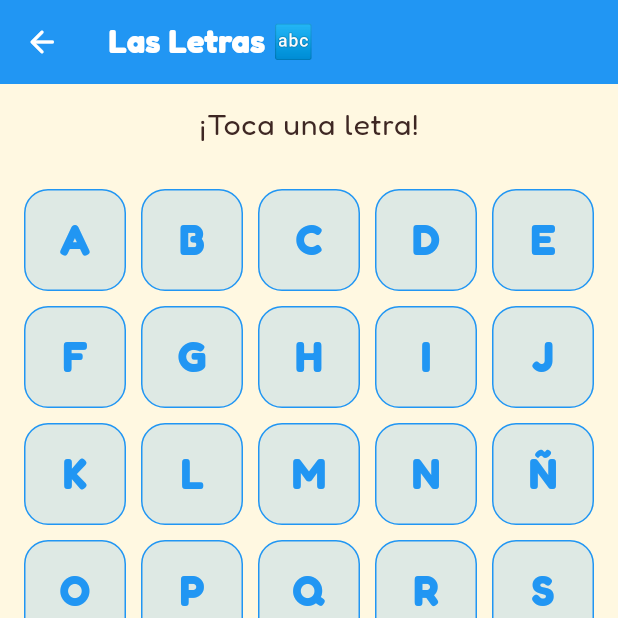
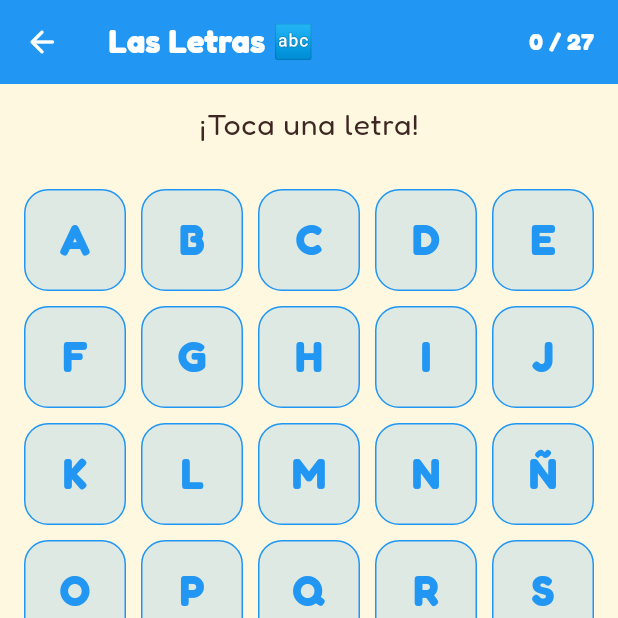
Before and after one commit to Jorgeasen/Leopolis, a Flutter app: the LettersScreen screen opened by its route, on a phone screen of 412 x 824 dp, the top half of it. Run offline on Flutter 3.47's test engine with Material 3 defaults, Android fonts, the phone set to English and light mode, and no system bars; our stand-ins replace audioplayers, firebase_core, flutter_riverpod, flutter_tts, go_router, google_fonts and 2 more; accounts and stored records are empty; generated files the repository leaves out were written again.

Commit message:
feat: [#4] lettersProgressProvider + indicador de progreso en grid (#29)
- Creado LettersProgressNotifier (AsyncNotifier) con persistencia en Isar
- markCompleted() actualiza Isar y notifica estado reactivamente
- Grid de letras muestra check verde en letras completadas
- Contador 'X / 27' en AppBar
- Excluido firebase_options.dart de análisis (Firebase pendiente de issue #17)
- Corregidos warnings en test existente

Closes #4

Co-authored-by: Claude Sonnet 4.6 <noreply@anthropic.com>

```diff
--- a/analysis_options.yaml
+++ b/analysis_options.yaml
@@ -6,6 +6,7 @@ analyzer:
   exclude:
     - "**/*.g.dart"
     - "**/*.freezed.dart"
+    - "lib/firebase_options.dart"
   errors:
     invalid_annotation_target: ignore
 
--- a/lib/features/letters/presentation/letters_screen.dart
+++ b/lib/features/letters/presentation/letters_screen.dart
@@ -3,12 +3,16 @@ import 'package:flutter_riverpod/flutter_riverpod.dart';
 import 'package:go_router/go_router.dart';
 import '../../../core/constants/app_constants.dart';
 import '../../../core/theme/app_theme.dart';
+import '../data/letters_progress_provider.dart';
 
 class LettersScreen extends ConsumerWidget {
   const LettersScreen({super.key});
 
   @override
   Widget build(BuildContext context, WidgetRef ref) {
+    final progressAsync = ref.watch(lettersProgressProvider);
+    final completed = progressAsync.valueOrNull ?? const <String>{};
+
     return Scaffold(
       appBar: AppBar(
         backgroundColor: AppTheme.lettersColor,
@@ -21,6 +25,21 @@ class LettersScreen extends ConsumerWidget {
           icon: const Icon(Icons.arrow_back_rounded),
           onPressed: () => context.go(AppConstants.routeHome),
         ),
+        actions: [
+          Padding(
+            padding: const EdgeInsets.only(right: 16),
+            child: Center(
+              child: Text(
+                '${completed.length} / ${AppConstants.spanishAlphabet.length}',
+                style: const TextStyle(
+                  fontSize: 16,
+                  fontWeight: FontWeight.bold,
+                  color: Colors.white,
+                ),
+              ),
+            ),
+          ),
+        ],
       ),
       body: Column(
         children: [
@@ -43,24 +62,47 @@ class LettersScreen extends ConsumerWidget {
                 itemCount: AppConstants.spanishAlphabet.length,
                 itemBuilder: (context, index) {
                   final letter = AppConstants.spanishAlphabet[index];
+                  final isDone = completed.contains(letter);
                   return GestureDetector(
                     onTap: () => context.push('/letters/$letter'),
-                    child: Container(
+                    child: Stack(
+                      children: [
+                        Container(
                           decoration: BoxDecoration(
-                        color: AppTheme.lettersColor.withValues(alpha: 0.15),
+                            color: isDone
+                                ? AppTheme.secondary.withValues(alpha: 0.15)
+                                : AppTheme.lettersColor.withValues(alpha: 0.15),
                             borderRadius: BorderRadius.circular(16),
-                        border: Border.all(color: AppTheme.lettersColor),
+                            border: Border.all(
+                              color: isDone
+                                  ? AppTheme.secondary
+                                  : AppTheme.lettersColor,
+                            ),
                           ),
                           child: Center(
                             child: Text(
                               letter,
-                          style: const TextStyle(
+                              style: TextStyle(
                                 fontSize: 28,
                                 fontWeight: FontWeight.bold,
-                            color: AppTheme.lettersColor,
+                                color: isDone
+                                    ? AppTheme.secondary
+                                    : AppTheme.lettersColor,
                               ),
                             ),
                           ),
+                        ),
+                        if (isDone)
+                          const Positioned(
+                            top: 4,
+                            right: 4,
+                            child: Icon(
+                              Icons.check_circle,
+                              color: AppTheme.secondary,
+                              size: 18,
+                            ),
+                          ),
+                      ],
                     ),
                   );
                 },
```
Also changed, not shown: lib/features/letters/data/letters_progress_provider.dart (added, +35 -0 lines), 2 other files. Lines whose indentation alone changed are shown as unchanged.
